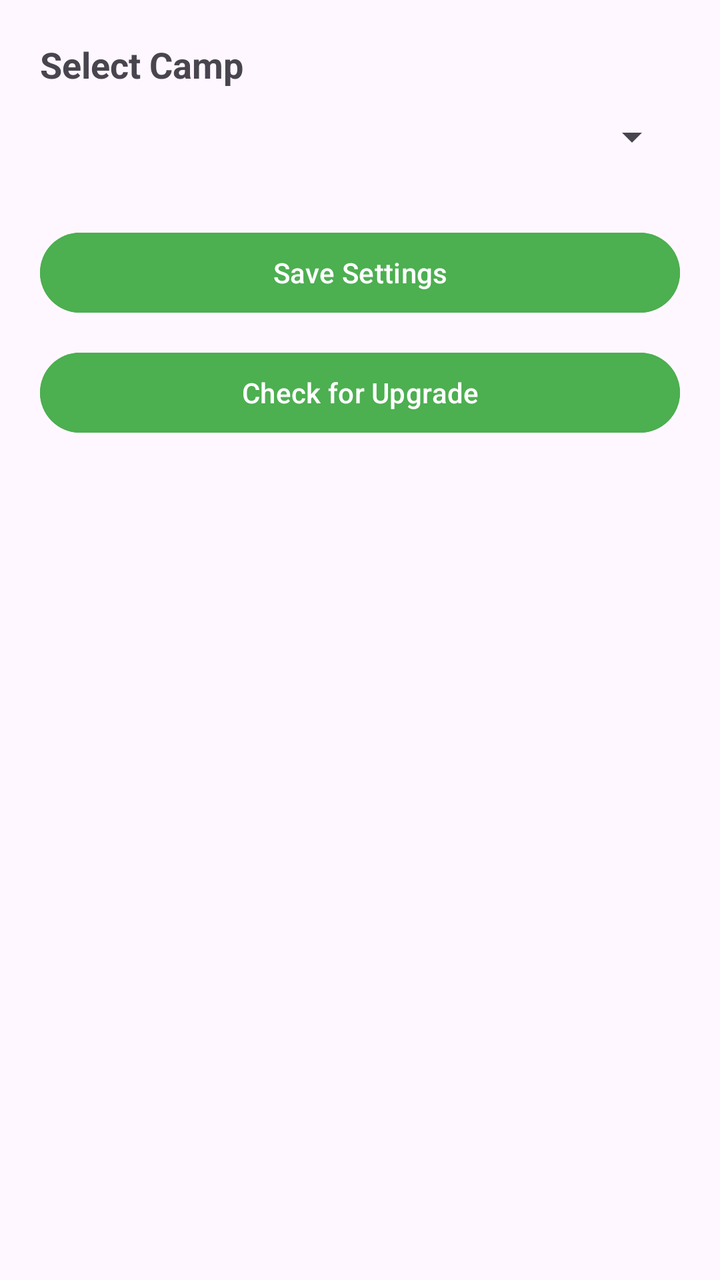
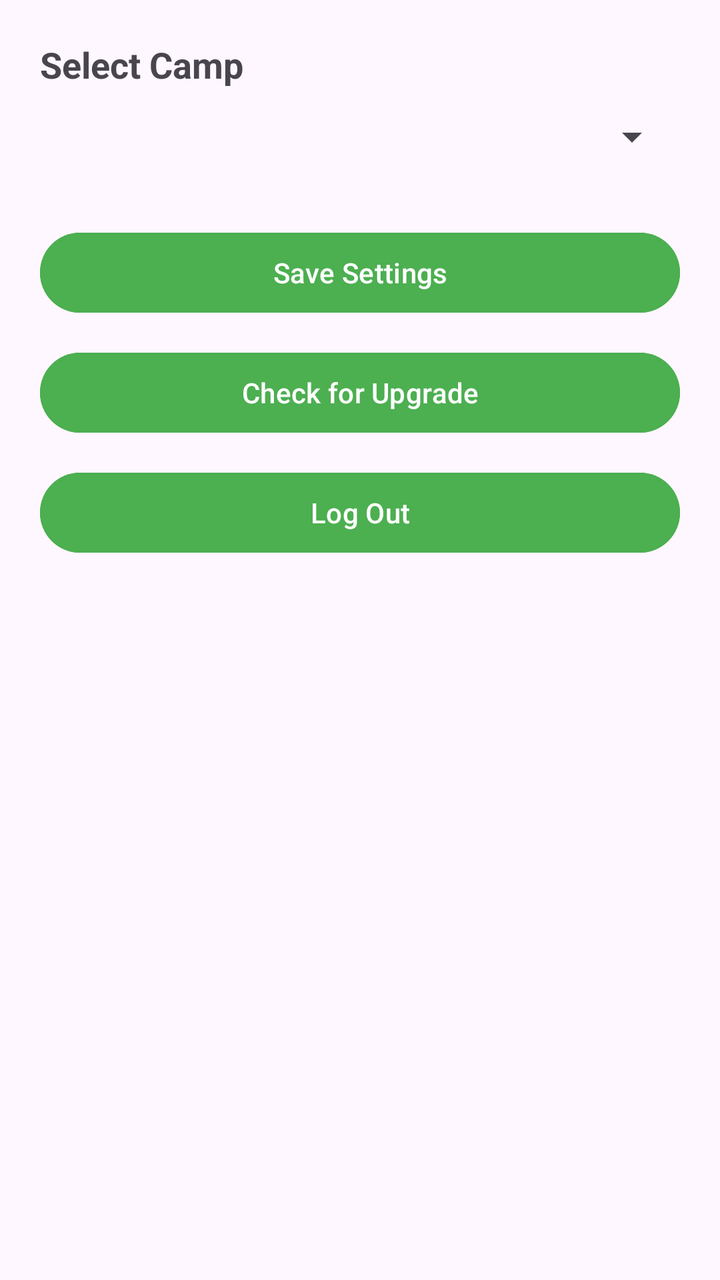

An Android layout rendered at two revisions. The XML below is the earlier revision; the diff shows what the commit changed to produce the second picture.
<!-- AndroidManifest.xml: application theme Theme.NFCReader -->
<!-- res/layout/activity_settings.xml -->
<?xml version="1.0" encoding="utf-8"?>
<LinearLayout xmlns:android="http://schemas.android.com/apk/res/android"
    xmlns:tools="http://schemas.android.com/tools"
    android:layout_width="match_parent"
    android:layout_height="match_parent"
    android:padding="20dp"
    android:orientation="vertical">

    <TextView
        android:layout_width="wrap_content"
        android:layout_height="wrap_content"
        android:text="Select Camp"
        android:textSize="18sp"
        android:textStyle="bold"
        tools:ignore="HardcodedText" />

    <Spinner
        android:id="@+id/campSpinner"
        android:layout_width="match_parent"
        android:layout_height="wrap_content"
        android:layout_marginBottom="20dp"
        android:minHeight="48dp" />

    <Button
        android:id="@+id/saveButton"
        android:layout_width="match_parent"
        android:layout_height="wrap_content"
        android:backgroundTint="@color/green"
        android:text="Save Settings"
        android:textColor="@android:color/white"
        tools:ignore="HardcodedText,TextContrastCheck" />

    <Button
        android:id="@+id/btnUpdate"
        android:layout_width="match_parent"
        android:layout_height="wrap_content"
        android:layout_marginTop="12dp"
        android:backgroundTint="@color/green"
        android:text="Check for Upgrade"
        android:textColor="@android:color/white"
        tools:ignore="HardcodedText,TextContrastCheck" />

</LinearLayout>
<!-- resources referenced by this layout -->
<resources>
  <color name="green">#4CAF50</color>
  <style name="Theme.NFCReader" parent="Base.Theme.NFCReader" />
  <style name="Base.Theme.NFCReader" parent="Theme.Material3.DayNight.NoActionBar">
          
          
      </style>
</resources>

<!-- the commit's change to res/layout/activity_settings.xml (unified diff, before → after) -->
@@ -40,4 +40,14 @@
         android:textColor="@android:color/white"
         tools:ignore="HardcodedText,TextContrastCheck" />
 
+    <Button
+        android:id="@+id/btnLogOut"
+        android:layout_width="match_parent"
+        android:layout_height="wrap_content"
+        android:layout_marginTop="12dp"
+        android:text="Log Out"
+        android:backgroundTint="@color/green"
+        android:textColor="@android:color/white"
+        tools:ignore="HardcodedText" />
+
 </LinearLayout>
